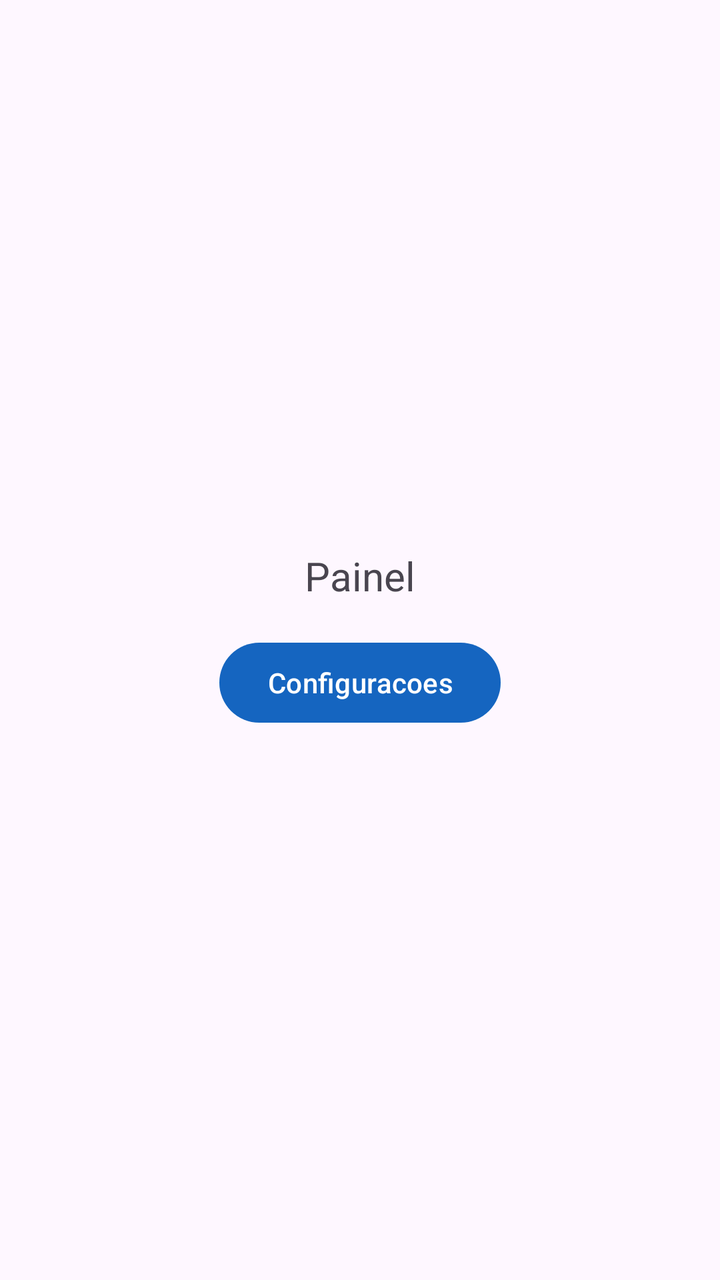
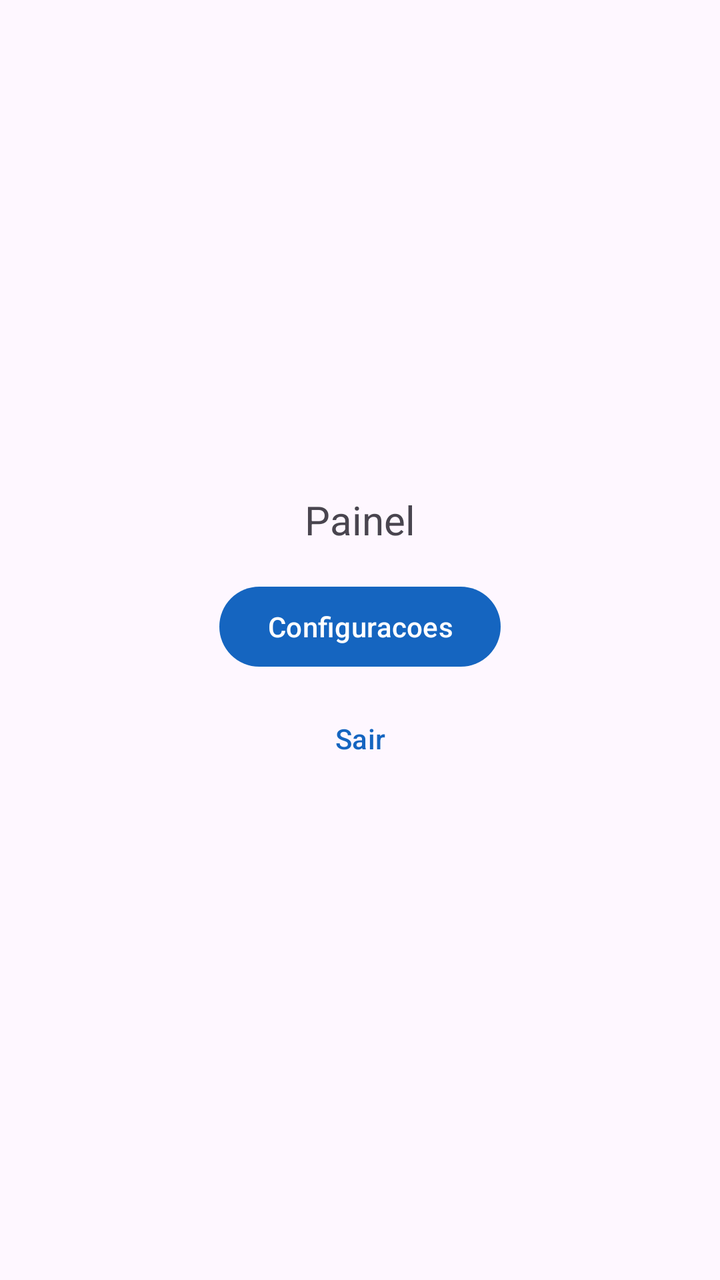

Before-and-after screenshots of an Android layout around one commit, followed by the original layout XML and the change that was made.
<!-- AndroidManifest.xml: application theme Theme.InventarioTRI082 -->
<!-- res/layout/fragment_painel.xml -->
<?xml version="1.0" encoding="utf-8"?>
<LinearLayout xmlns:android="http://schemas.android.com/apk/res/android"
    android:layout_width="match_parent"
    android:layout_height="match_parent"
    android:orientation="vertical"
    android:gravity="center"
    android:padding="16dp">

    <TextView
        android:layout_width="wrap_content"
        android:layout_height="wrap_content"
        android:text="@string/titulo_painel"
        android:textSize="20sp"
        android:paddingBottom="16dp" />

    <Button
        android:id="@+id/botao_config"
        android:layout_width="wrap_content"
        android:layout_height="wrap_content"
        android:text="@string/titulo_configuracoes" />

</LinearLayout>
<!-- resources referenced by this layout -->
<resources>
  <string name="titulo_configuracoes">Configuracoes</string>
  <string name="titulo_painel">Painel</string>
  <style name="Theme.InventarioTRI082" parent="Theme.Material3.DayNight.NoActionBar">
          <item name="colorPrimary">@color/azul</item>
      </style>
  <color name="azul">#1565C0</color>
</resources>

<!-- the commit's change to res/layout/fragment_painel.xml (unified diff, before → after) -->
@@ -19,4 +19,12 @@
         android:layout_height="wrap_content"
         android:text="@string/titulo_configuracoes" />
 
+    <Button
+        android:id="@+id/botao_sair"
+        style="?attr/borderlessButtonStyle"
+        android:layout_width="wrap_content"
+        android:layout_height="wrap_content"
+        android:layout_marginTop="8dp"
+        android:text="@string/painel_sair" />
+
 </LinearLayout>
<!-- resource entries referenced after the edit -->
@@ -1,5 +1,6 @@
 <!-- resources referenced by this layout -->
 <resources>
+  <string name="painel_sair">Sair</string>
   <string name="titulo_configuracoes">Configuracoes</string>
   <string name="titulo_painel">Painel</string>
   <style name="Theme.InventarioTRI082" parent="Theme.Material3.DayNight.NoActionBar">
